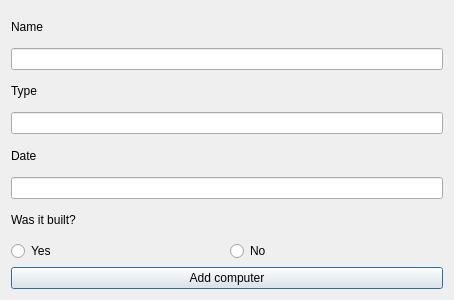
ManiSigt/Verklegt-nams, file addcomputerdialog.ui: the form before one commit.
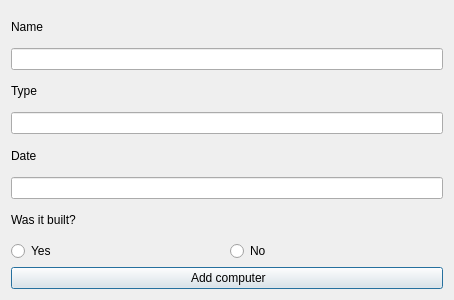
The form after the commit. Icons and pictures are not drawn.

The edit to the form file:
```diff
--- a/addcomputerdialog.ui
+++ b/addcomputerdialog.ui
@@ -117,7 +117,11 @@
    <item>
     <widget class="QPushButton" name="add_computer_button">
      <property name="text">
-      <string>Add computer</string>
+      <string> Add computer</string>
+     </property>
+     <property name="icon">
+      <iconset resource="myresourcefile.qrc">
+       <normaloff>:/icons/icons/add2.png</normaloff>:/icons/icons/add2.png</iconset>
      </property>
     </widget>
    </item>
```
Left out of the diff: 4 changed lines with no effect on the pictures.
